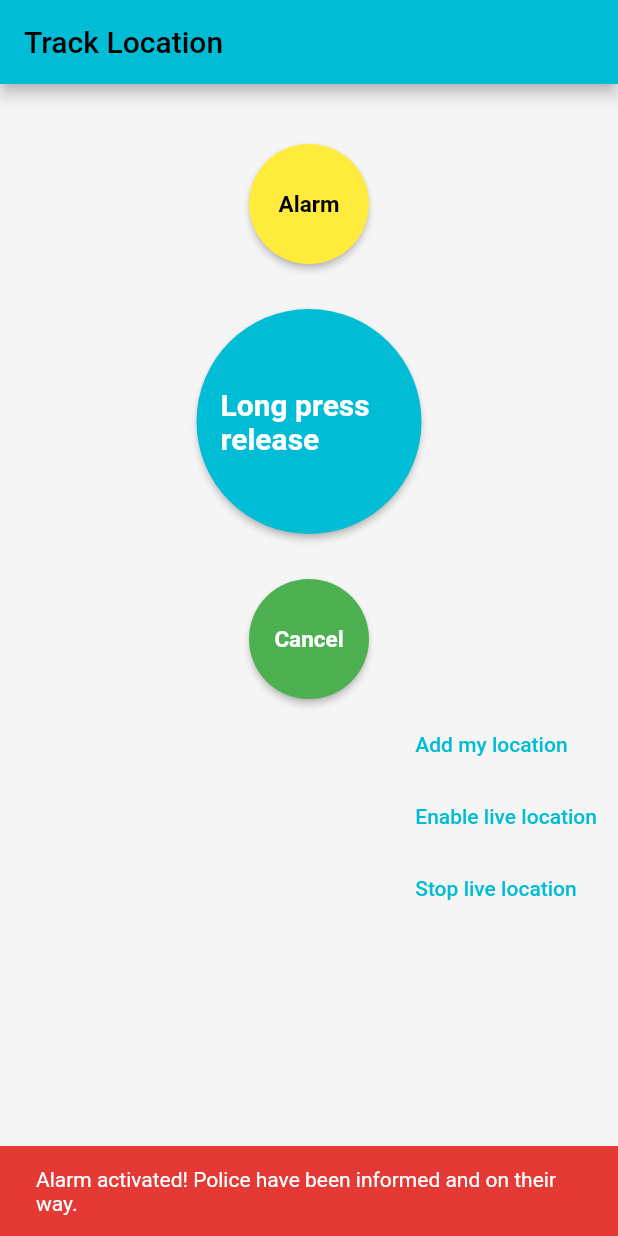
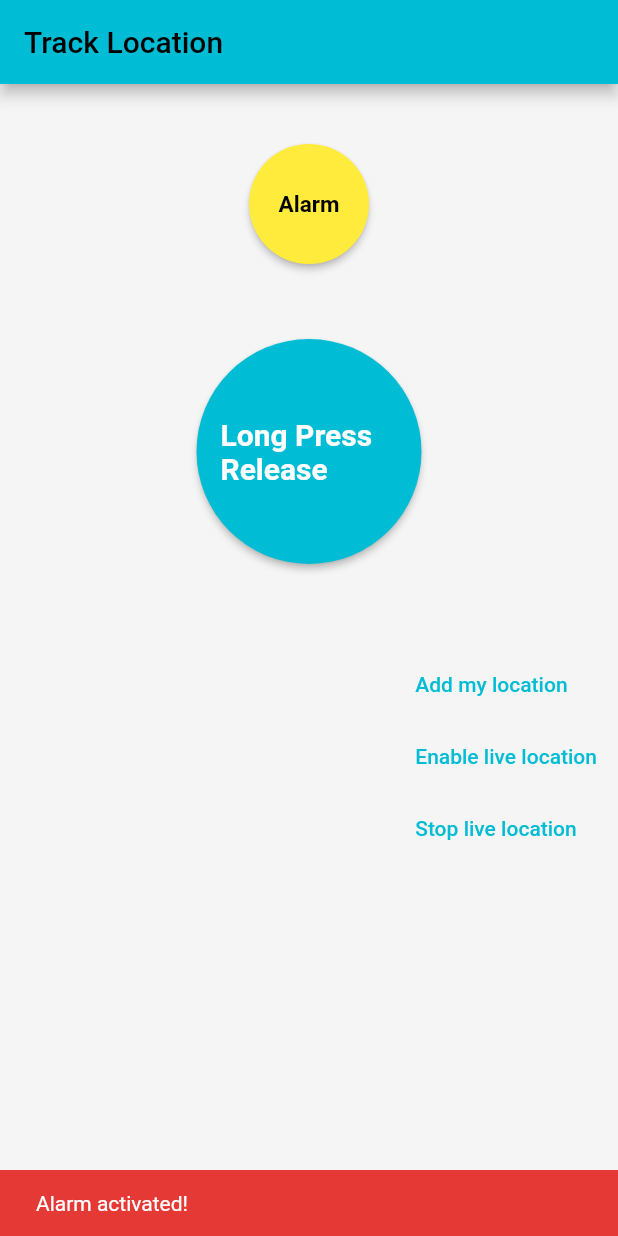
Before and after one commit to AhmedElatreby/Graduation_project, a Flutter app: the LocationPage screen opened directly, after a tap on "Alarm", on a phone screen of 412 x 824 dp. Run offline on Flutter 3.47's test engine with Material 2 defaults, Android fonts, the phone set to English and light mode, and no system bars; our stand-ins replace audioplayers, cloud_firestore, firebase_auth, firebase_core, flutter_native_splash, geocoding and 6 more; missing offline and left inert: flutter_phone_direct_caller, flutter_polyline_points, telephony; accounts and stored records are empty.

Commit message:
clean up

```diff
--- a/lib/contact/personal_emergency_contacts_model.dart
+++ b/lib/contact/personal_emergency_contacts_model.dart
@@ -1,6 +1,7 @@
 class PersonalEmergency {
   late int id;
   late String name, contactNo;
+
   PersonalEmergency(this.name, this.contactNo);
 
   // EmergencyContacts(this.initials, this.name, this.contactNo);
--- a/lib/location/googlemap_page.dart
+++ b/lib/location/googlemap_page.dart
@@ -7,6 +7,7 @@ import 'package:flutter_polyline_points/flutter_polyline_points.dart';
 import 'package:geocoding/geocoding.dart';
 import 'package:geolocator/geolocator.dart';
 import 'package:google_maps_flutter/google_maps_flutter.dart';
+
 import '../secrets.dart';
 
 class GoogleMapPage extends StatefulWidget {
--- a/lib/location/location_page_tracker.dart
+++ b/lib/location/location_page_tracker.dart
@@ -4,15 +4,19 @@ import 'package:location/location.dart';
 
 class LocationProvider with ChangeNotifier {
   BitmapDescriptor? _pinLocationIcon;
+
   BitmapDescriptor? get pinLocationIcon => _pinLocationIcon;
   Map<MarkerId, Marker>? _marker;
+
   Map<MarkerId, Marker>? get marker => _marker;
 
   final MarkerId markerId = const MarkerId("1");
 
   Location? _location;
+
   Location? get location => _location;
   LatLng? _locationPosition;
+
   LatLng? get locationPosition => _locationPosition;
 
   bool locationServiceActive = true;
--- a/lib/location/location_service.dart
+++ b/lib/location/location_service.dart
@@ -1,6 +1,6 @@
 import 'package:flutter/services.dart';
+import 'package:geocoding/geocoding.dart' as goa;
 import 'package:location/location.dart';
-import 'package:geocoding/geocoding.dart' as goa;
 
 class LocationService {
   late Location _location;
--- a/lib/location/mymap.dart
+++ b/lib/location/mymap.dart
@@ -5,7 +5,9 @@ import 'package:location/location.dart' as loc;
 
 class MyMap extends StatefulWidget {
   final String user_id;
+
   MyMap(this.user_id);
+
   @override
   _MyMapState createState() => _MyMapState();
 }
@@ -14,6 +16,7 @@ class _MyMapState extends State<MyMap> {
   final loc.Location location = loc.Location();
   late GoogleMapController _controller;
   bool _added = false;
+
   @override
   Widget build(BuildContext context) {
     return Scaffold(
--- a/lib/main.dart
+++ b/lib/main.dart
@@ -1,11 +1,10 @@
 import 'package:firebase_core/firebase_core.dart';
 import 'package:flutter/material.dart';
+import 'package:flutter_native_splash/flutter_native_splash.dart';
 import 'package:get/get.dart';
-import 'oauth/auth_controller.dart';
-import 'package:dcdg/dcdg.dart';
 
 import '../pages/login_page.dart';
-import 'package:flutter_native_splash/flutter_native_splash.dart';
+import 'oauth/auth_controller.dart';
 
 Future<void> main() async {
   WidgetsFlutterBinding.ensureInitialized();
--- a/lib/navigation_bar/main_page.dart
+++ b/lib/navigation_bar/main_page.dart
@@ -9,6 +9,7 @@ import '../pages/location_page.dart';
 
 class NavBarPage extends StatefulWidget {
   String email;
+
   NavBarPage({Key? key, required this.email}) : super(key: key);
 
   @override
@@ -26,6 +27,7 @@ class _NavBarPageState extends State<NavBarPage> {
   ];
 
   int currentIndex = 1;
+
   void onTap(int index) {
     setState(() {
       currentIndex = index;
--- a/lib/oauth/auth_controller.dart
+++ b/lib/oauth/auth_controller.dart
@@ -1,12 +1,14 @@
+import 'package:firebase_auth/firebase_auth.dart';
 import 'package:flutter/material.dart';
-import 'package:firebase_auth/firebase_auth.dart';
 import 'package:get/get.dart';
+
+import '../navigation_bar/main_page.dart';
 import '../pages/login_page.dart';
-import '../navigation_bar/main_page.dart';
 
 class AuthController extends GetxController {
   // AuthController to be accessible
   static AuthController instance = Get.find();
+
   // access user Email, password and name
   late Rx<User?> _user;
   FirebaseAuth auth = FirebaseAuth.instance;
--- a/lib/pages/location_page.dart
+++ b/lib/pages/location_page.dart
@@ -1,17 +1,15 @@
 import 'dart:async';
 
 import 'package:audioplayers/audioplayers.dart';
-
 import 'package:cloud_firestore/cloud_firestore.dart';
 import 'package:flutter/material.dart';
+import 'package:location/location.dart' as loc;
+import 'package:permission_handler/permission_handler.dart';
 import 'package:safetyproject/contact/personal_emergency_contacts_model.dart';
 import 'package:telephony/telephony.dart';
 
 import '../database/db_helper.dart';
 import '../location/mymap.dart';
-
-import 'package:location/location.dart' as loc;
-import 'package:permission_handler/permission_handler.dart';
 
 class LocationPage extends StatefulWidget {
   @override
@@ -70,7 +68,7 @@ class _HomeState extends State<LocationPage> {
                 ScaffoldMessenger.of(context).showSnackBar(
                   SnackBar(
                     content: Text(
-                      'Alarm activated! Police have been informed and on their way.',
+                      'Alarm activated!',
                     ),
                     backgroundColor: Colors.red.shade600,
                   ),
@@ -89,7 +87,7 @@ class _HomeState extends State<LocationPage> {
             ),
           ),
           const SizedBox(
-            height: 30,
+            height: 50,
           ),
           Center(
             child: GestureDetector(
@@ -118,7 +116,7 @@ class _HomeState extends State<LocationPage> {
                           shape: const CircleBorder(),
                           primary: Colors.cyan),
                       child: const Text(
-                        'Long press release',
+                        '''Long Press Release''',
                         style: TextStyle(
                           fontSize: 20,
                           fontWeight: FontWeight.bold,
@@ -135,33 +133,33 @@ class _HomeState extends State<LocationPage> {
             ),
           ),
           const SizedBox(
-            height: 30,
+            height: 50,
           ),
-          Center(
-            child: GestureDetector(
-              child: Column(
-                children: [
-                  ElevatedButton(
-                      onPressed: () {
-                        _handleAllMethodsIfNoContacts(
-                            _sendCancelMessageToRecipients);
-                      },
-                      style: ElevatedButton.styleFrom(
-                          fixedSize: const Size(80, 80),
-                          shape: const CircleBorder(),
-                          primary: Colors.green),
-                      child: const Text(
-                        'Cancel',
-                        style: TextStyle(
-                          fontSize: 15,
-                          fontWeight: FontWeight.bold,
-                          color: Colors.white,
-                        ),
-                      )),
-                ],
-              ),
-            ),
-          ),
+          // Center(
+          //   child: GestureDetector(
+          //     child: Column(
+          //       children: [
+          //         ElevatedButton(
+          //             onPressed: () {
+          //               _handleAllMethodsIfNoContacts(
+          //                   _sendCancelMessageToRecipients);
+          //             },
+          //             style: ElevatedButton.styleFrom(
+          //                 fixedSize: const Size(80, 80),
+          //                 shape: const CircleBorder(),
+          //                 primary: Colors.green),
+          //             child: const Text(
+          //               'Cancel',
+          //               style: TextStyle(
+          //                 fontSize: 15,
+          //                 fontWeight: FontWeight.bold,
+          //                 color: Colors.white,
+          //               ),
+          //             )),
+          //       ],
+          //     ),
+          //   ),
+          // ),
           Padding(
             padding: const EdgeInsets.all(6.0),
             child: Column(
@@ -327,21 +325,21 @@ class _HomeState extends State<LocationPage> {
     }
   }
 
-  void _sendCancelMessageToRecipients() {
-    recipientList();
-    String message = "Please ignore my last message. I'm safe now!";
-    sendMessageToContacts(recipients, message);
-    print("on long press up!");
-    print(message);
-    ScaffoldMessenger.of(context).showSnackBar(
-      SnackBar(
-        content: Text(
-          'A message sent to your contact',
-        ),
-        backgroundColor: Colors.green.shade600,
-      ),
-    );
-  }
+  // void _sendCancelMessageToRecipients() {
+  //   recipientList();
+  //   String message = "Please ignore my last message. I'm safe now!";
+  //   sendMessageToContacts(recipients, message);
+  //   print("on long press up!");
+  //   print(message);
+  //   ScaffoldMessenger.of(context).showSnackBar(
+  //     SnackBar(
+  //       content: Text(
+  //         'A message sent to your contact',
+  //       ),
+  //       backgroundColor: Colors.green.shade600,
+  //     ),
+  //   );
+  // }
 
   void _sendEmergencyMessageOnLongPress() async {
     recipientList();
```
Also changed, not shown: lib/contact/personal_emergency_contacts.dart (+4 -5 lines), lib/database/db_helper.dart (+6 -3 lines), class digram.svg (renamed from nLfVSzku4N_tf-3ugHsVEzFsJUDHph7ZdkVid2REjTCd3aIi9DGWm02WO_MQxzu5k109YOhCq1g_sE3kOl73Ol-iGFvi7JEkBkM91PSfLeAjM04FK373d3RPP79oKaXcRNPgsGBSkZBwFr2uoQJGoh7E89V2khzmPf1qrP3ka7AQ_N6IPMT-UF7WZ53BQGObc2M.svg), lib/test.svg (deleted).
